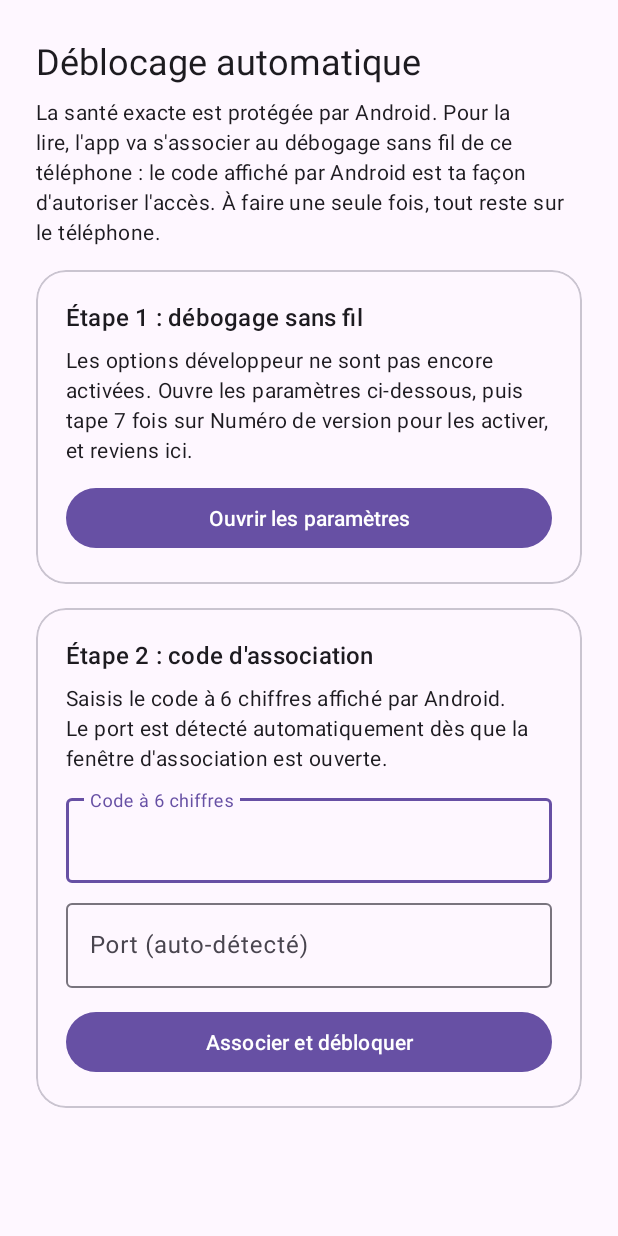
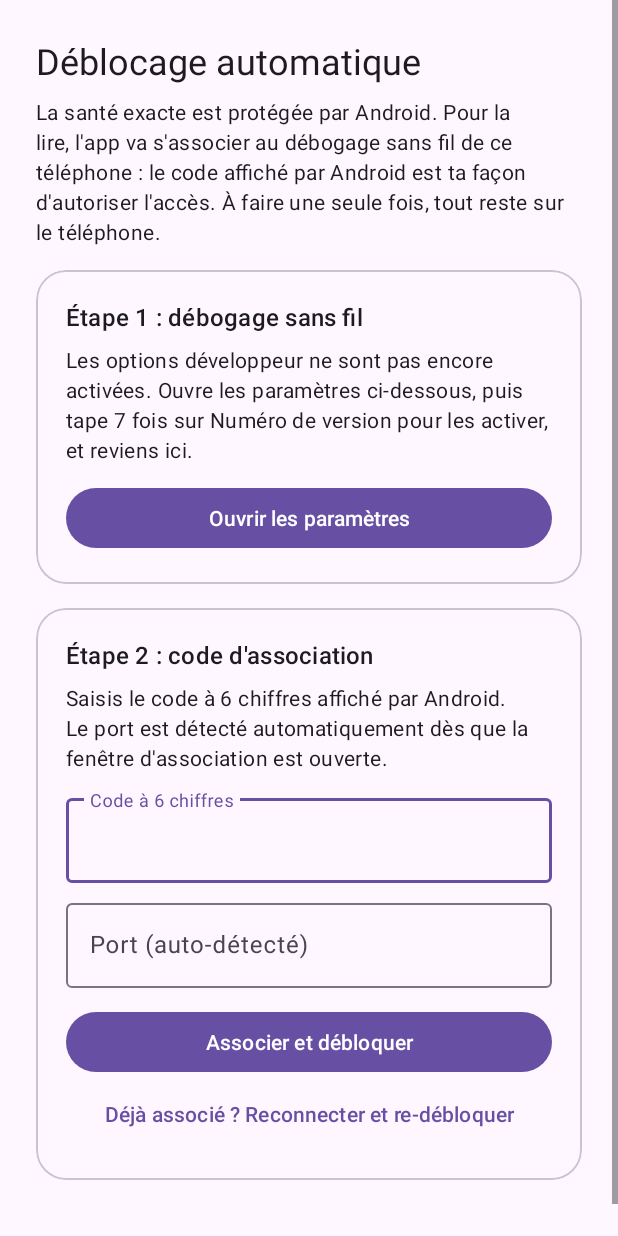
Before and after one commit to insourcewetrust/macplay, an Android app: the PairingActivity screen opened directly, with no data from a screen before it, on a phone screen of 412 x 824 dp. Run offline under Robolectric (Android 15) with nearby library versions, the phone set to English and light mode, and no system bars; libraries missing offline, so code that uses them is left out: com.flyfishxu.kadb.

Commit message:
Also grant BATTERY_STATS during unlock; add reconnect path
The device trace showed getIntProperty throwing SecurityException because One UI enforces android.permission.BATTERY_STATS on battery property queries (state of health, charge counter). BATTERY_STATS carries the development flag like DUMP, so every unlock path (in-app adb, Shizuku, copied adb command) now grants both. The pairing screen also gains a reconnect button that skips the pairing-code step for already-paired devices and just reconnects and re-grants.

Co-Authored-By: Claude Fable 5 <noreply@anthropic.com>
Claude-Session: https://claude.ai/code/session_01UuN5ExHRFdtyPQGJ87PKyt

```diff
--- a/samsung-battery-health/app/src/main/AndroidManifest.xml
+++ b/samsung-battery-health/app/src/main/AndroidManifest.xml
@@ -6,6 +6,9 @@
          `adb shell pm grant com.arnaud.batteryhealth android.permission.DUMP` -->
     <uses-permission
         android:name="android.permission.DUMP"
+        tools:ignore="ProtectedPermissions" />
+    <uses-permission
+        android:name="android.permission.BATTERY_STATS"
         tools:ignore="ProtectedPermissions" />
 
     <!-- Appairage adb local (sockets vers 127.0.0.1 uniquement) -->
--- a/samsung-battery-health/app/src/main/java/com/arnaud/batteryhealth/AdbUnlocker.kt
+++ b/samsung-battery-health/app/src/main/java/com/arnaud/batteryhealth/AdbUnlocker.kt
@@ -54,6 +54,7 @@ object AdbUnlocker {
         Kadb.create("127.0.0.1", port, connectTimeout = 10_000, socketTimeout = 10_000)
             .use { kadb ->
                 kadb.shell("pm grant ${context.packageName} android.permission.DUMP")
+                kadb.shell("pm grant ${context.packageName} android.permission.BATTERY_STATS")
             }
         null
     } catch (t: Throwable) {
--- a/samsung-battery-health/app/src/main/java/com/arnaud/batteryhealth/BatteryReader.kt
+++ b/samsung-battery-health/app/src/main/java/com/arnaud/batteryhealth/BatteryReader.kt
@@ -92,6 +92,7 @@ object BatteryReader {
                 shizukuOk -> {
                     // Rend l'app autonome pour les prochains lancements.
                     runShizuku("pm grant ${context.packageName} android.permission.DUMP")
+                    runShizuku("pm grant ${context.packageName} android.permission.BATTERY_STATS")
                     runShizuku("dumpsys battery")
                 }
                 else -> null
--- a/samsung-battery-health/app/src/main/java/com/arnaud/batteryhealth/MainActivity.kt
+++ b/samsung-battery-health/app/src/main/java/com/arnaud/batteryhealth/MainActivity.kt
@@ -196,7 +196,8 @@ class MainActivity : AppCompatActivity() {
     }
 
     private fun copyAdbCommand() {
-        val cmd = "adb shell pm grant $packageName android.permission.DUMP"
+        val cmd = "adb shell \"pm grant $packageName android.permission.DUMP; " +
+            "pm grant $packageName android.permission.BATTERY_STATS\""
         val clipboard = getSystemService(CLIPBOARD_SERVICE) as ClipboardManager
         clipboard.setPrimaryClip(ClipData.newPlainText("adb", cmd))
         Toast.makeText(this, getString(R.string.copied), Toast.LENGTH_SHORT).show()
--- a/samsung-battery-health/app/src/main/res/layout/activity_pairing.xml
+++ b/samsung-battery-health/app/src/main/res/layout/activity_pairing.xml
@@ -117,6 +117,13 @@
                     android:layout_height="wrap_content"
                     android:layout_marginTop="12dp"
                     android:text="@string/pairing_do_pair" />
+
+                <com.google.android.material.button.MaterialButton
+                    android:id="@+id/reconnectButton"
+                    style="@style/Widget.Material3.Button.TextButton"
+                    android:layout_width="match_parent"
+                    android:layout_height="wrap_content"
+                    android:text="@string/pairing_reconnect" />
             </LinearLayout>
         </com.google.android.material.card.MaterialCardView>
 
--- a/samsung-battery-health/app/src/main/res/values/strings.xml
+++ b/samsung-battery-health/app/src/main/res/values/strings.xml
@@ -43,6 +43,7 @@
     <string name="pairing_code_hint">Code à 6 chiffres</string>
     <string name="pairing_port_hint">Port (auto-détecté)</string>
     <string name="pairing_do_pair">Associer et débloquer</string>
+    <string name="pairing_reconnect">Déjà associé ? Reconnecter et re-débloquer</string>
     <string name="pairing_port_detected">Fenêtre d\'association détectée (port %d), saisis le code.</string>
     <string name="pairing_missing_input">Il manque le code, ou le port n\'est pas encore détecté : ouvre la fenêtre d\'association dans les options développeur.</string>
     <string name="pairing_in_progress">Association en cours…</string>
```
Also changed, not shown: samsung-battery-health/app/src/main/java/com/arnaud/batteryhealth/PairingActivity.kt (+19 -3 lines).
